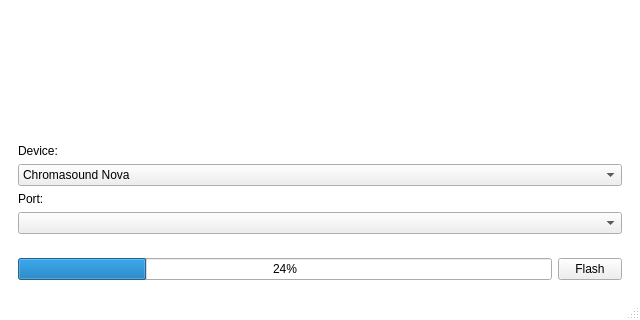
First picture: the form in mainwindow.ui, repository nirjacobson/Chromasound-Updater, before the edit; both pictures show x 0 to 640 and y 160 to 480 of the 640 by 480 pixel window.
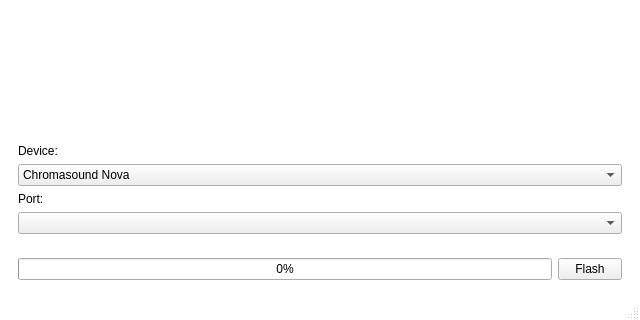
Second picture: the form after the edit. Icons and pictures are not drawn.

What changed in the file:
```diff
--- a/mainwindow.ui
+++ b/mainwindow.ui
@@ -177,7 +177,7 @@
       <item>
        <widget class="QProgressBar" name="progressBar">
         <property name="value">
-         <number>24</number>
+         <number>0</number>
         </property>
        </widget>
       </item>
```
Left out of the diff: 10 changed lines with no effect on the pictures.
